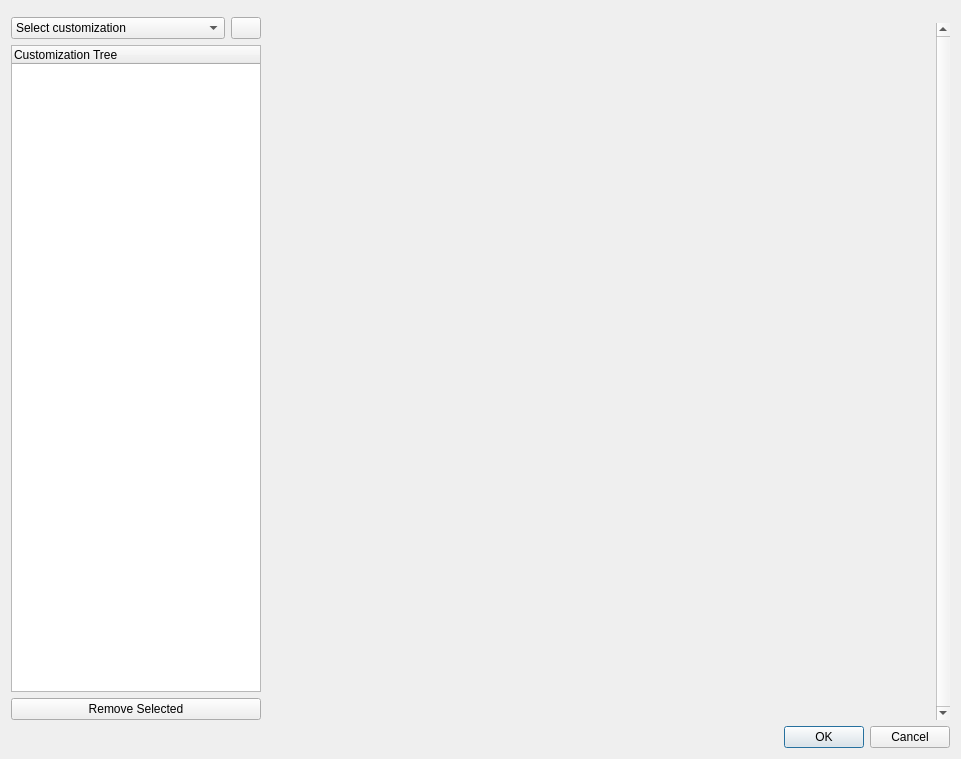
Old version of the form PostgisCustomization/createDatabaseCustomization.ui in the repository dsgoficial/DsgTools.
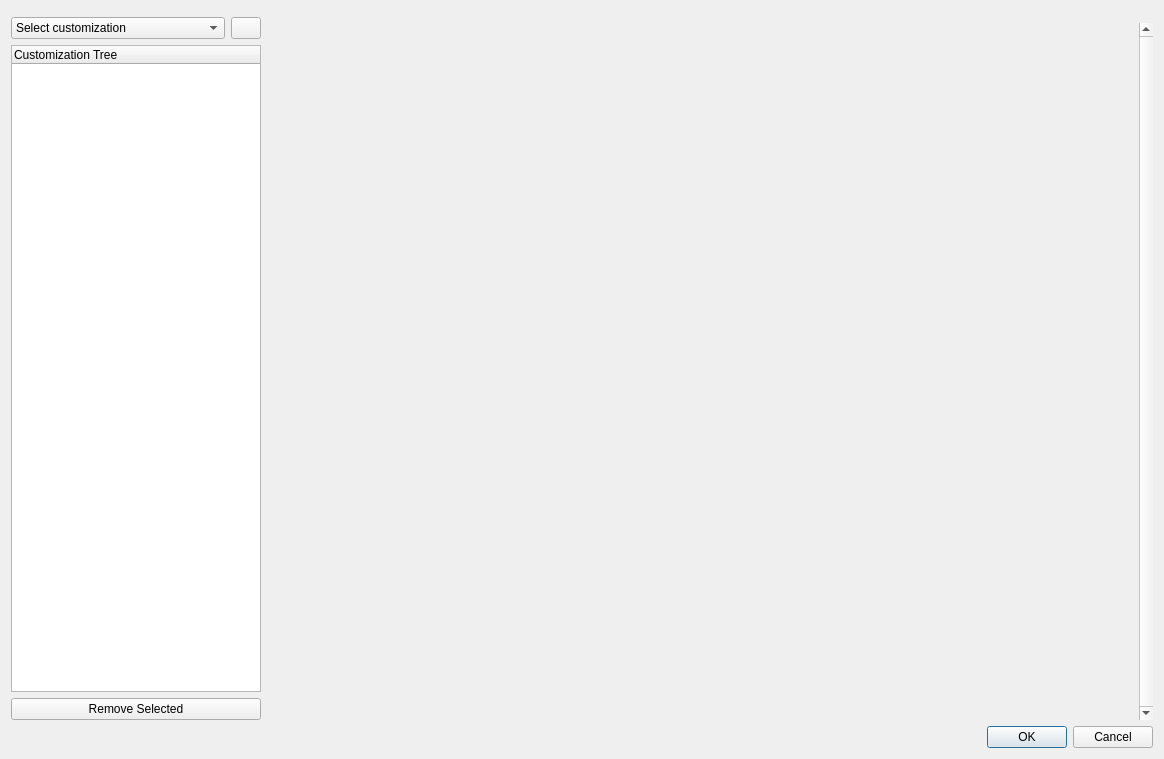
New version of the form. Icons and pictures are not drawn. Custom widgets are drawn as their Qt base class.

```diff
--- a/PostgisCustomization/createDatabaseCustomization.ui
+++ b/PostgisCustomization/createDatabaseCustomization.ui
@@ -6,7 +6,7 @@
    <rect>
     <x>0</x>
     <y>0</y>
-    <width>961</width>
+    <width>1164</width>
     <height>759</height>
    </rect>
   </property>
@@ -120,8 +120,8 @@
        <rect>
         <x>0</x>
         <y>0</y>
-        <width>664</width>
-        <height>672</height>
+        <width>883</width>
+        <height>694</height>
        </rect>
       </property>
       <layout class="QVBoxLayout" name="verticalLayout_2">
```
